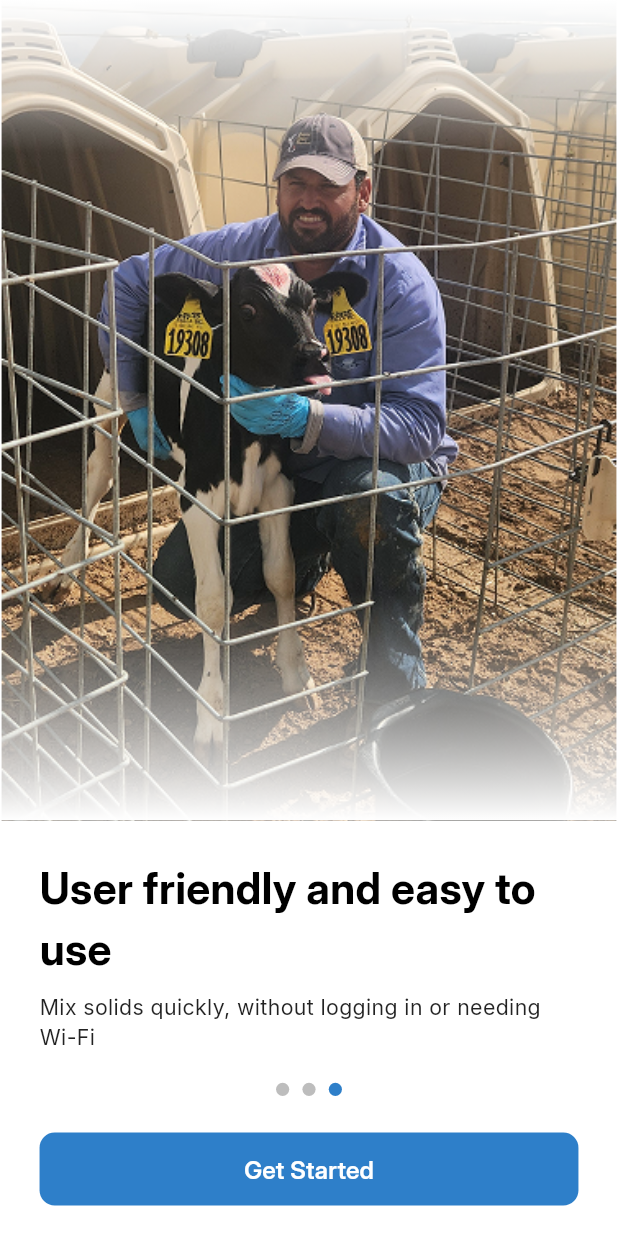
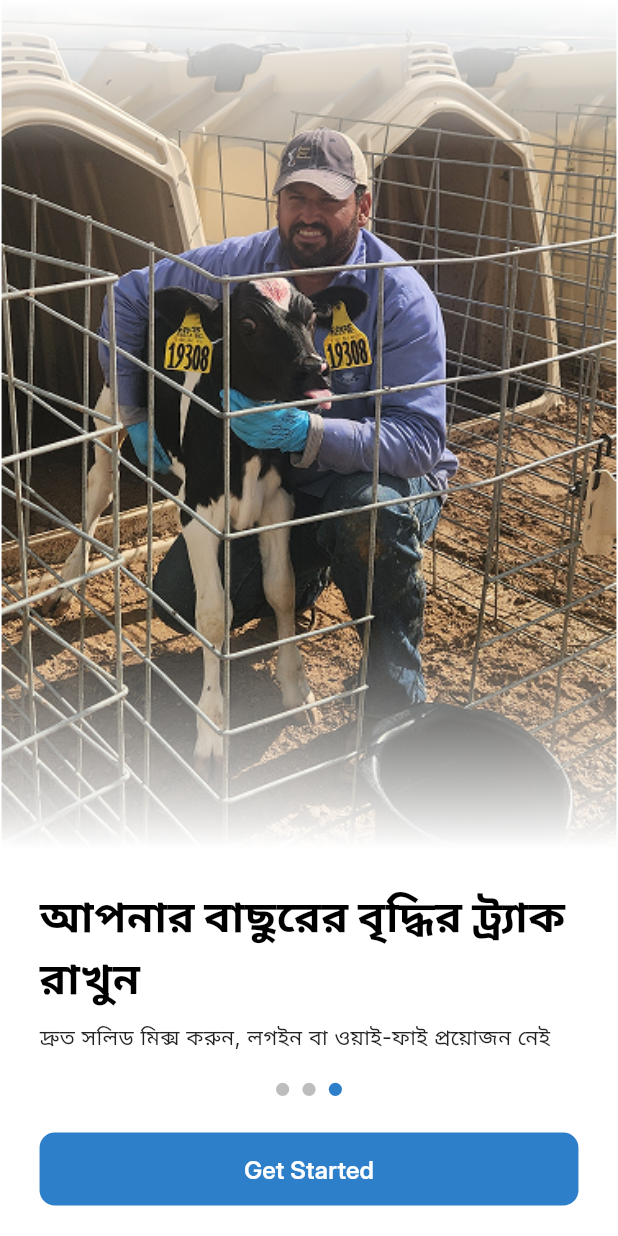
Before and after one commit to Joint-Venture-AI/milk_mix, a Flutter app: the screen it shows after launch, swiped to page 3, on a phone screen of 412 x 824 dp. Run offline on Flutter 3.47's test engine with Material 3 defaults, Android fonts, the phone set to English and light mode, and no system bars; our stand-ins replace flutter_screenutil, flutter_svg, get, pin_code_fields.

Commit message:
Working on Localisation

```diff
--- a/lib/app.dart
+++ b/lib/app.dart
@@ -2,6 +2,7 @@ import 'package:flutter/material.dart';
 import 'package:flutter_screenutil/flutter_screenutil.dart';
 import 'package:get/get.dart';
 import 'package:milk_mix/constants/color.dart';
+import 'package:milk_mix/model/language/language.dart';
 import 'package:milk_mix/routes.dart';
 
 class MilkMix extends StatelessWidget {
@@ -17,10 +18,13 @@ class MilkMix extends StatelessWidget {
         return GetMaterialApp(
           debugShowCheckedModeBanner: false,
           title: 'Milk Mix',
+          translations: Language(),
+          locale: const Locale('bn', 'US'),
+          fallbackLocale: const Locale('en', 'US'),
           theme: ThemeData(
             useMaterial3: true,
             scaffoldBackgroundColor: Colors.white,
-            fontFamily: 'inter',
+            fontFamily: 'Inter',
             inputDecorationTheme: InputDecorationTheme(
               filled: true,
               fillColor: Color(0xFFFFFFFF),
--- /dev/null
+++ b/lib/constants/data/language_bangla_data.dart
@@ -0,0 +1,135 @@
+Map<String, String> languageBanglaData = {
+  'onboardTitle1': 'বাচ্চা বাছুরদের জন্য স্মার্ট মিক্সিং',
+  'onboardSubTitle1':
+      'আপনার কাঙ্ক্ষিত সলিড কন্টেন্টের জন্য দ্রুত দুধ মিশ্রণ হিসাব করুন',
+  'onboardTitle2': 'মিক্সিং সহজ করে তুলুন',
+  'onboardSubTitle2': 'দ্রুত, সহজ এবং সঠিক',
+  'onboardTitle3': 'আপনার বাছুরের বৃদ্ধির ট্র্যাক রাখুন',
+  'onboardSubTitle3': 'দ্রুত সলিড মিক্স করুন, লগইন বা ওয়াই-ফাই প্রয়োজন নেই',
+  'onboardDescription1':
+      'মিল্কমিক্স একটি স্মার্ট মিক্সিং অ্যাপ যা বাচ্চা বাছুরদের জন্য সহজেই দুধ মেশাতে সাহায্য করে।',
+  'onboardDescription2':
+      'মিল্কমিক্স দিয়ে সহজেই বাছুরদের জন্য দুধ মিশিয়ে তাদের বৃদ্ধি ট্র্যাক করতে পারেন।',
+  'onboardDescription3':
+      'আপনার বাছুরের বৃদ্ধির ট্র্যাক রাখুন এবং তাদের স্বাস্থ্যের উন্নতির জন্য ইনসাইট পান।',
+  'welcomeTitle': 'মিল্কমিক্স-এ স্বাগতম',
+  'welcomeSubTitle':
+      'সংরক্ষিত মান ও সেটিংসের সাথে মিক্সিং চালিয়ে যেতে সাইন ইন করুন।',
+  'loginType': 'লগইন টাইপ নির্বাচন করুন',
+  'loginTypeSubTitle':
+      'আপনি কীভাবে আপনার একাউন্টে সাইন ইন করতে চান তা নির্বাচন করুন',
+  'createAccountTitle': 'আপনার একাউন্ট তৈরি করুন',
+  'verifyEmailTitle': 'আপনার ইমেইল যাচাই করুন',
+  'verifyEmailSubTitle':
+      'আমরা একটি ৪ সংখ্যার কোড আপনার ইমেইলে পাঠিয়েছি domain@gmail.com',
+  'selectLanguage': 'আপনার পছন্দের ভাষা নির্বাচন করুন',
+  'selectMeasurement': 'আপনার মাপের একক নির্বাচন করুন',
+  'englishStandard': 'ইংরেজি স্ট্যান্ডার্ড',
+  'imperial': 'ইম্পেরিয়াল',
+  'selectMeasurementSub': 'সাধারণত ব্যবহৃত: USA, UK (আংশিক)',
+  'siUnits': 'এসআই ইউনিট',
+  'caution1': 'সবসময় পেশাদারের সাথে পরামর্শ করুন',
+  'subCaution1':
+      'বাছুর খাওয়ানোর সঠিক পদ্ধতি নিশ্চিত করতে আপনার পশু চিকিৎসক ও পুষ্টিবিদের সাথে কাজ করুন।',
+  'caution2': 'গুরুত্বপূর্ণ নোট',
+  'subCaution2':
+      'যেকোনো বাছুরকে খাওয়ানোর আগে সব মান পুষ্টিবিদ ও পশু চিকিৎসকের মাধ্যমে যাচাই করুন। মিল্কমিক্স কোনোরূপ দায় স্বীকার করবে না।',
+  'acceptationCheckbox':
+      'আমি বুঝেছি এবং স্বীকার করছি যে সকল মান পশু চিকিৎসক বা পুষ্টিবিদের সাথে যাচাই করা আমার দায়িত্ব।',
+  'premiumTitle': 'মিল্কমিক্স প্রিমিয়াম নিয়ে আরও স্মার্ট মিক্সিং',
+  'premiumFeatureTitle1': 'অ্যাডভান্সড মিক্সিং অপশন',
+  'premiumFeatureDetail1': 'আরও ইনপুট ফ্লেক্সিবিলিটি দিন',
+  'premiumFeatureTitle2': 'ফার্ম মেম্বার যোগ করুন',
+  'premiumFeatureDetail2': 'যেকোনো সময় আপনার ফার্ম মেম্বার যোগ করুন',
+  'premiumFeatureTitle3': 'মেম্বার হিস্ট্রি',
+  'premiumFeatureDetail3': 'আপনার ফার্ম মেম্বারদের হিসাব দেখুন',
+  'paymentSuccessful': 'পেমেন্ট সফল!',
+  'skip': 'এড়িয়ে যান',
+  'next': 'পরবর্তী',
+  'getStarted': 'শুরু করুন!',
+  'createNewAccount': 'নতুন একাউন্ট তৈরি করুন',
+  'signInToExistingAccount': 'পুরানো একাউন্টে সাইন ইন করুন',
+  'individualUser': 'ব্যক্তিগত ব্যবহারকারী',
+  'farmUser': 'ফার্ম ব্যবহারকারী',
+  'email': 'ইমেইল',
+  'password': 'পাসওয়ার্ড',
+  'forgetPassword': 'পাসওয়ার্ড ভুলে গেছেন?',
+  'loginIndividual': 'ব্যক্তিগত হিসেবে লগইন করুন',
+  'loginFarmMember': 'ফার্ম মেম্বার হিসেবে লগইন করুন',
+  'continueWith': 'অথবা লগইন করুন',
+  'dontHaveAnAccount': 'একাউন্ট নেই?',
+  'signUp': 'সাইন আপ',
+  'dontGetVerificationCode': 'যাচাই কোড পাননি?',
+  'getStartTheApp': 'অ্যাপটি শুরু করুন!',
+  'measurementUnits': 'মাপের একক',
+  'englishUnit': 'ইংরেজি',
+  'metricUnit': 'মেট্রিক',
+  'kilogramUnit': 'কিলোগ্রাম',
+  'literUnit': 'লিটার',
+  'startMixing': 'মিক্সিং শুরু করুন',
+  'numberOfBottles': 'বোতলের সংখ্যা',
+  'hospitalMilk': 'হাসপাতালের দুধ',
+  'solids': 'সলিডস',
+  'bottleSize': 'বোতলের আকার',
+  'solidsInHospitalMilk': 'হাসপাতালের দুধে সলিডস (%)',
+  'desiredSolid': 'কাঙ্ক্ষিত সলিড (11-16%)',
+  'recipeSummary': 'রেসিপি সারসংক্ষেপ',
+  'water': 'পানি',
+  'milkPowder': 'দুধের গুঁড়া',
+  'waterMilk': 'পানি + দুধের গুঁড়া',
+  'hospitalMilkUsed': 'হাসপাতালের দুধ ব্যবহৃত',
+  'totalVolume': 'মোট ভলিউম',
+  'calculate': 'হিসাব করুন',
+  'history': 'ইতিহাস',
+  'unlockAndAddMembers': 'আনলক করুন এবং মেম্বার যোগ করুন',
+  'unlockAndAddMembersSubtitle':
+      'আপগ্রেড প্ল্যান করে ফার্ম মেম্বার যোগ করুন (প্রতি মেম্বার \$10)',
+  'upgradeNow': 'এখনই আপগ্রেড করুন!',
+  'upgradeToEnterprisePlan': 'এন্টারপ্রাইজ প্ল্যান-এ আপগ্রেড করুন',
+  'manageUser': 'ইউজার ম্যানেজ করুন',
+  'createAndManageYourTeam': 'আপনার টিম তৈরি ও পরিচালনা করুন',
+  'coreUser': 'মূল ব্যবহারকারী',
+  'addMember': 'মেম্বার যোগ করুন',
+  'addNewMember': 'নতুন মেম্বার যোগ করুন',
+  'addNewMemberSub': 'আপনার ইউজার এই তথ্য দিয়ে একাউন্টে লগইন করবে',
+  'memberCost': 'মেম্বারের খরচ',
+  'memberName': 'মেম্বারের নাম',
+  'memberNameField': 'মেম্বারের নাম লিখুন',
+  'addEmail': 'ইমেইল যোগ করুন',
+  'addEmailField': 'মেম্বারের ইমেইল লিখুন',
+  'createPassword': 'পাসওয়ার্ড তৈরি করুন',
+  'createPasswordField': 'মেম্বারের জন্য পাসওয়ার্ড তৈরি করুন',
+  'addNewMemberBottom': 'এই মেম্বারের জন্য \$10 চার্জ করা হবে',
+  'wantsToJoinAsConsultant': 'কনসালটেন্ট হিসেবে যোগ দিতে চায়',
+  'joinRequest': 'যোগদানের অনুরোধ',
+  'joinRequestSub':
+      'কেউ আপনার ফার্মে কনসালটেন্ট হিসেবে যোগদানের অনুরোধ করেছে। আপনি কি অনুমোদন করতে চান?',
+  'aConsultantAbleTo': 'একজন কনসালটেন্ট কী করতে পারবে?',
+  'aConsultantAbleTo2': 'মেম্বার লিস্ট দেখতে পারবে',
+  'aConsultantAbleTo3': 'মেম্বারদের মিক্স হিসাব দেখতে পারবে',
+  'aConsultantAbleTo4': 'কোনো মেম্বার যোগ বা বাদ দিতে পারবে না',
+  'aConsultantAbleTo5': 'কোনো পরিবর্তন করতে পারবে না',
+  'joinFarm': 'ফার্মে যোগ দিন',
+  'joinFarmSub': 'মেম্বার এবং ইতিহাস ম্যানেজ করুন',
+  'addFarm25': 'ফার্ম যোগ করুন (\$25/প্রতি ফার্ম)',
+  'addFarm': 'ফার্ম যোগ করুন',
+  'howToJoinFarm': 'ফার্মে কীভাবে যোগ দেবেন?',
+  'howToJoinFarm2': 'ফার্মের মালিক/ম্যানেজারের কাছ থেকে ইউজারনেম জিজ্ঞাসা করুন',
+  'howToJoinFarm3': 'এখানে ইউজারনেম খুঁজুন',
+  'howToJoinFarm4': 'ফার্মে যোগ দিন',
+  'backToFarm': 'ফার্মে ফিরে যান',
+  'farmMembers': 'ফার্ম মেম্বার',
+  'editProfile': 'প্রোফাইল এডিট করুন',
+  'changeLanguage': 'ভাষা পরিবর্তন করুন',
+  'subscriptionAndPlan': 'সাবস্ক্রিপশন এবং প্ল্যান',
+  'changeMeasurements': 'মাপের একক পরিবর্তন করুন',
+  'changePassword': 'পাসওয়ার্ড পরিবর্তন করুন',
+  'helpAndSupport': 'সাহায্য ও সহায়তা',
+  'photoRes': 'ছবিটি 2000 x 2000 পিক্সেলের মধ্যে রাখুন',
+  'changeName': 'নাম পরিবর্তন করুন',
+  'changeEmail': 'ইমেইল পরিবর্তন করুন',
+  'changeUsername': 'মাস্টার ইউজারনেম পরিবর্তন করুন',
+  'currentPlan': 'বর্তমান প্ল্যান',
+  'submitNow': 'এখনই জমা দিন',
+  'backToSettings': 'সেটিংসে ফিরে যান',
+};
--- /dev/null
+++ b/lib/constants/data/language_english_data.dart
@@ -0,0 +1,134 @@
+Map<String, String> languageEnglishData = {
+  'onboardTitle1': 'Smart mixing for Baby Calves',
+  'onboardSubTitle1': 'Quickly calculate milk mix for desired solids content',
+  'onboardTitle2': 'Mixing made easy',
+  'onboardSubTitle2': 'Fast, easy and accurate',
+  'onboardTitle3': 'Track your calf growth',
+  'onboardSubTitle3': 'Mix solids quickly, without logging in or needing Wi-Fi',
+  'onboardDescription1':
+      'Milk Mix is a smart mixing app that helps you mix milk for your baby calves with ease.',
+  'onboardDescription2':
+      'With Milk Mix, you can easily mix milk for your baby calves and track their growth.',
+  'onboardDescription3':
+      'Track your calf growth and get insights on how to improve their health.',
+  'welcomeTitle': 'Welcome to MilkMix',
+  'welcomeSubTitle':
+      'Sign in to continue mixing with your saved values and settings.',
+  'loginType': 'Select login type',
+  'loginTypeSubTitle': 'Select how you want to sign in to your account',
+  'createAccountTitle': 'Create Your Account',
+  'verifyEmailTitle': 'Verify Your Email',
+  'verifyEmailSubTitle':
+      'We sent a 4 digit code to your email domain@gmail.com',
+  'selectLanguage': 'Select your preferred language',
+  'selectMeasurement': 'Select your Measurement System',
+  'englishStandard': 'English Standard',
+  'imperial': 'Imperial',
+  'selectMeasurementSub': 'Common in: USA, UK (partial)',
+  'siUnits': 'SI Units',
+  'caution1': 'Always consult professional',
+  'subCaution1':
+      'Work with your veterinarian and animal nutritionist to ensure proper calf feeding protocols.',
+  'caution2': 'Important note',
+  'subCaution2':
+      'All values should be double checked by the nutritionist and veterinarian before feeding any calves. MilkMix is not liable for any reason.',
+  'acceptationCheckbox':
+      'I understand and acknowledge that it’s my responsibility to verify all values with a vet or nutritionist.',
+  'premiumTitle': 'MilkMix Mix Smarter with Go Premium',
+  'premiumFeatureTitle1': 'Advanced Mixing Options',
+  'premiumFeatureDetail1': 'Allow more input flexibility',
+  'premiumFeatureTitle2': 'Add Farm Members',
+  'premiumFeatureDetail2': 'Add your farm members any time',
+  'premiumFeatureTitle3': 'Members History',
+  'premiumFeatureDetail3': 'Access your farm members calculations',
+  'paymentSuccessful': 'Payment Successful!',
+  'skip': 'Skip',
+  'next': 'Next',
+  'getStarted': 'Get Started!',
+  'createNewAccount': 'Create new account',
+  'signInToExistingAccount': 'Sign in to Existing Account',
+  'individualUser': 'Individual User',
+  'farmUser': 'Farm User',
+  'email': 'Email',
+  'password': 'Password',
+  'forgetPassword': 'Forget password?',
+  'loginIndividual': 'Login as Individual',
+  'loginFarmMember': 'Login as Farm Member',
+  'continueWith': 'or continue with',
+  'dontHaveAnAccount': 'Don’t have an account?',
+  'signUp': 'Sign up',
+  'dontGetVerificationCode': 'Didn’t get the verification code',
+  'getStartTheApp': 'Get start to the app!',
+  'measurementUnits': 'Measurement Units',
+  'englishUnit': 'English',
+  'metricUnit': 'Metric',
+  'kilogramUnit': 'Kilogram',
+  'literUnit': 'Liter',
+  'startMixing': 'Start Mixing',
+  'numberOfBottles': 'Number of Bottles',
+  'hospitalMilk': 'Hospital Milk',
+  'solids': 'Solids',
+  'bottleSize': 'Bottle Size',
+  'solidsInHospitalMilk': 'Solids in hospital milk (%)',
+  'desiredSolid': 'Desired Solid (11-16%)',
+  'recipeSummary': 'Recipe Summary',
+  'water': 'Water',
+  'milkPowder': 'Milk Powder',
+  'waterMilk': 'Water + Milk Powder',
+  'hospitalMilkUsed': 'Hospital Milk Used',
+  'totalVolume': 'Total Volume',
+  'calculate': 'Calculate',
+  'history': 'History',
+  'unlockAndAddMembers': 'Unlock and add members',
+  'unlockAndAddMembersSubtitle':
+      'Upgrade plan and get the option to add your farms member (Each member cost \$10)',
+  'upgradeNow': 'Upgrade Now!',
+  'upgradeToEnterprisePlan': 'Upgrade to Enterprise Plan',
+  'manageUser': 'Manage User',
+  'createAndManageYourTeam': 'Create and manage your team',
+  'coreUser': 'Core User',
+  'addMember': 'Add Member',
+  'addNewMember': 'Add New Member',
+  'addNewMemberSub':
+      'Your user will use these credentials to login to their account',
+  'memberCost': 'Member cost',
+  'memberName': 'Member Name',
+  'memberNameField': 'Enter your member name',
+  'addEmail': 'Add Email',
+  'addEmailField': 'Member email here',
+  'createPassword': 'Create Password',
+  'createPasswordField': 'Create password for member',
+  'addNewMemberBottom': '\$10 will be charged for this member',
+  'wantsToJoinAsConsultant': 'Wants to join as consultant',
+  'joinRequest': 'Join Request',
+  'joinRequestSub':
+      'Someone has requested to join your farm as a consultant. Would you like to approve his access?',
+  'aConsultantAbleTo': 'A consultant able to?',
+  'aConsultantAbleTo2': 'View member list',
+  'aConsultantAbleTo3': 'View members mix calculations',
+  'aConsultantAbleTo4': 'Not able to remove or add any members',
+  'aConsultantAbleTo5': 'Not able to Can’t make any changes',
+  'joinFarm': 'Join Farm',
+  'joinFarmSub': 'Manage member and histories',
+  'addFarm25': 'Add Farm (\$25/per farm)',
+  'addFarm': 'Add farm',
+  'howToJoinFarm': 'How to join a farm?',
+  'howToJoinFarm2': 'Ask farm owner/manager for username',
+  'howToJoinFarm3': 'Search username here',
+  'howToJoinFarm4': 'Join the farm',
+  'backToFarm': 'Back to Farm',
+  'farmMembers': 'Farm Members',
+  'editProfile': 'Edit Profile',
+  'changeLanguage': 'Change Language',
+  'subscriptionAndPlan': 'Subscription & Plan',
+  'changeMeasurements': 'Change Measurements',
+  'changePassword': 'Change Password',
+  'helpAndSupport': 'Help & Support',
+  'photoRes': 'Keep the photo within 2000 x 2000 pixels',
+  'changeName': 'Change Name',
+  'changeEmail': 'Change Email',
+  'changeUsername': 'Change Master Username',
+  'currentPlan': 'Current Plan',
+  'submitNow': 'Submit Now',
+  'backToSettings': 'Back To Settings',
+};
--- a/lib/constants/data/language_data.dart
+++ b/lib/languages/language_data.dart
@@ -1,4 +1,4 @@
-import 'package:milk_mix/model/language_model.dart';
+import 'package:milk_mix/model/auth/language_model.dart';
 
 List<LanguageModel> languages = [
   LanguageModel(
--- /dev/null
+++ b/lib/model/language/language.dart
@@ -0,0 +1,11 @@
+import 'package:get/get.dart';
+import 'package:milk_mix/constants/data/language_bangla_data.dart';
+import 'package:milk_mix/constants/data/language_english_data.dart';
+
+class Language extends Translations {
+  @override
+  Map<String, Map<String, String>> get keys => {
+    'en_Us': languageEnglishData,
+    'bn_BD': languageBanglaData,
+  };
+}
--- a/lib/view/authentication/signup/select_preferred_language_screen.dart
+++ b/lib/view/authentication/signup/select_preferred_language_screen.dart
@@ -3,7 +3,7 @@ import 'package:flutter_screenutil/flutter_screenutil.dart';
 import 'package:flutter_svg/svg.dart';
 import 'package:get/get.dart';
 import 'package:milk_mix/constants/color.dart';
-import 'package:milk_mix/constants/data/language_data.dart' as Language;
+import 'package:milk_mix/languages/language_data.dart' as Language;
 import 'package:milk_mix/routes.dart';
 import 'package:milk_mix/view/widget/text_button_widget.dart';
 
--- a/lib/view/home/members/members_screen.dart
+++ b/lib/view/home/members/members_screen.dart
@@ -33,7 +33,7 @@ class MembersScreen extends StatelessWidget {
               SizedBox(height: 20.h),
               Text(
                 textAlign: TextAlign.center,
-                'Upgrade plan and get the option to add your farms member ( Each member cost \$10 )',
+                'Upgrade plan and get the option to add your farms member (Each member cost \$10 )',
                 style: TextStyle(
                   fontSize: 14.sp,
                   fontWeight: FontWeight.w400,
--- a/lib/view/home/settings/edit_language_screen.dart
+++ b/lib/view/home/settings/edit_language_screen.dart
@@ -1,7 +1,7 @@
 import 'package:flutter/material.dart';
 import 'package:flutter_screenutil/flutter_screenutil.dart';
 import 'package:milk_mix/constants/color.dart';
-import 'package:milk_mix/constants/data/language_data.dart' as Language;
+import 'package:milk_mix/languages/language_data.dart' as Language;
 import 'package:milk_mix/view/authentication/signup/select_preferred_language_screen.dart';
 import 'package:milk_mix/view/widget/appbar_widget.dart';
 import 'package:milk_mix/view/widget/text_button_widget.dart';
--- a/lib/view/onboarding/onboarding_screen.dart
+++ b/lib/view/onboarding/onboarding_screen.dart
@@ -20,18 +20,18 @@ class _OnboardingScreenState extends State<OnboardingScreen> {
   final List<Map<String, String>> onboardingData = [
     {
       'image': 'assets/images/1.png',
-      'title': 'Smart mixing for Baby Calves',
-      'subtitle': 'Quickly calculate milk mix for desired solids content',
+      'title': 'onboardTitle1'.tr,
+      'subtitle': 'onboardSubTitle1'.tr,
     },
     {
       'image': 'assets/images/2.png',
-      'title': 'Designed for Real Farm Environments',
-      'subtitle': 'Fast, easy and accurate',
+      'title': 'onboardTitle2'.tr,
+      'subtitle': 'onboardSubTitle2'.tr,
     },
     {
       'image': 'assets/images/3.png',
-      'title': 'User friendly and easy to use',
-      'subtitle': 'Mix solids quickly, without logging in or needing Wi-Fi',
+      'title': 'onboardTitle3'.tr,
+      'subtitle': 'onboardSubTitle3'.tr,
     },
   ];
 
```
Also changed, not shown: lib/model/auth/language_model.dart (renamed from lib/model/language_model.dart).
